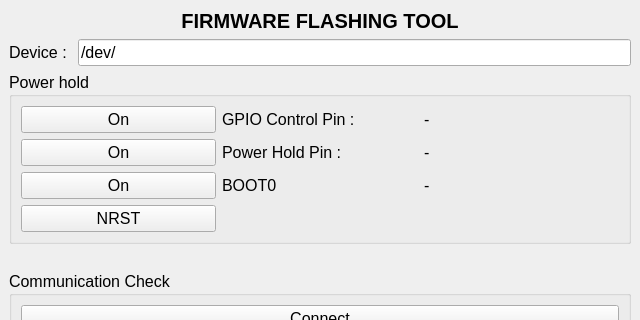
JAEWOOK6488/firmware_uploader, file ui/firmware_uploader.ui: the form before one commit; both pictures show x 0 to 640 and y 0 to 320 of the 640 by 599 pixel window.
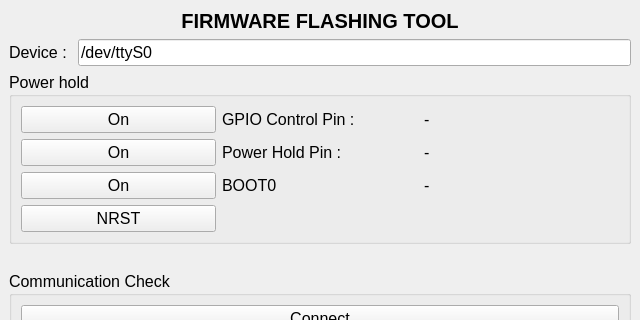
The form after the commit.

What changed in the file:
```diff
--- a/ui/firmware_uploader.ui
+++ b/ui/firmware_uploader.ui
@@ -62,7 +62,7 @@
            </font>
           </property>
           <property name="text">
-           <string>/dev/</string>
+           <string>/dev/ttyS0</string>
           </property>
          </widget>
         </item>
```
